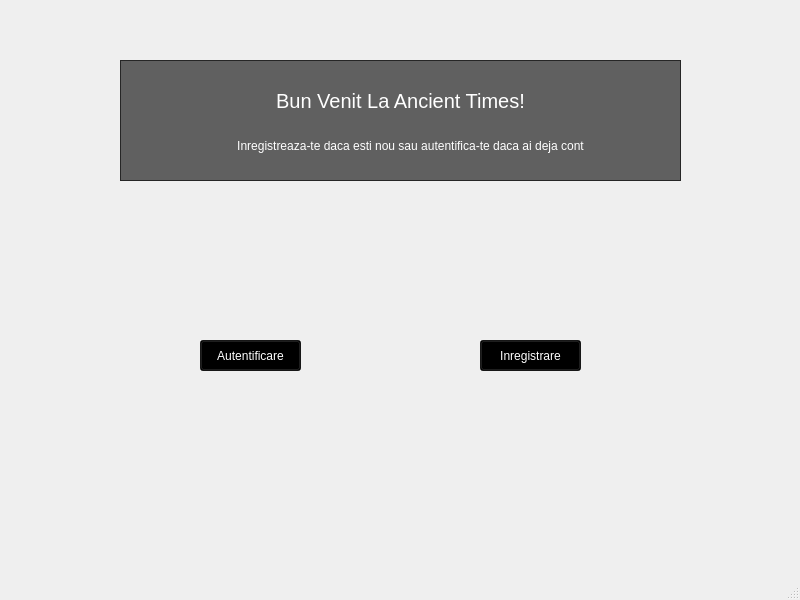
Above: ACl/AncientClient/mainwindow.ui from marcu26/POO_proiect before the change. Below: the same form after it.
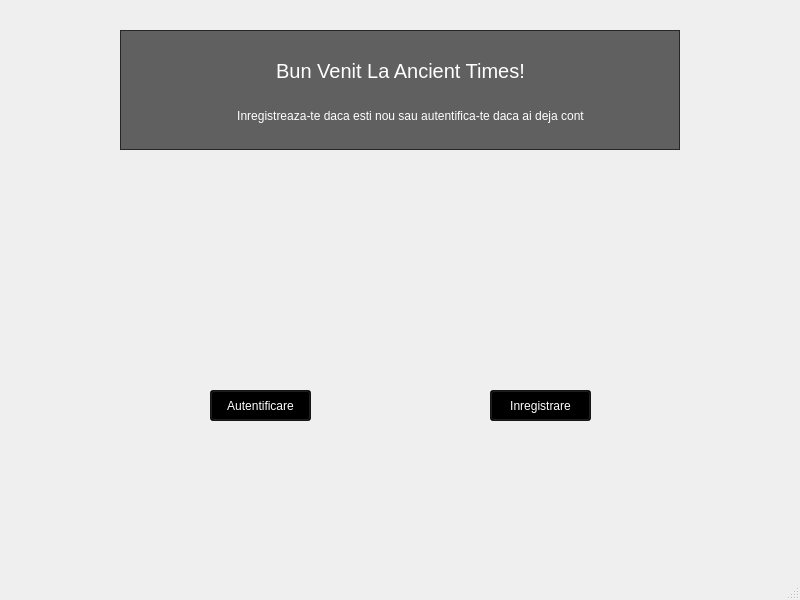
That is the form after the change.

What changed in the file:
```diff
--- a/ACl/AncientClient/mainwindow.ui
+++ b/ACl/AncientClient/mainwindow.ui
@@ -10,8 +10,17 @@
     <height>600</height>
    </rect>
   </property>
-  <property name="contextMenuPolicy">
-   <enum>Qt::DefaultContextMenu</enum>
+  <property name="minimumSize">
+   <size>
+    <width>800</width>
+    <height>600</height>
+   </size>
+  </property>
+  <property name="maximumSize">
+   <size>
+    <width>800</width>
+    <height>600</height>
+   </size>
   </property>
   <property name="windowTitle">
    <string>MainWindow</string>
@@ -20,8 +29,8 @@
    <widget class="QPushButton" name="LogInB">
     <property name="geometry">
      <rect>
-      <x>200</x>
-      <y>340</y>
+      <x>210</x>
+      <y>390</y>
       <width>101</width>
       <height>31</height>
      </rect>
@@ -37,8 +46,8 @@
    <widget class="QPushButton" name="SingInB">
     <property name="geometry">
      <rect>
-      <x>480</x>
-      <y>340</y>
+      <x>490</x>
+      <y>390</y>
       <width>101</width>
       <height>31</height>
      </rect>
@@ -55,9 +64,9 @@
     <property name="geometry">
      <rect>
       <x>120</x>
-      <y>60</y>
-      <width>561</width>
-      <height>121</height>
+      <y>30</y>
+      <width>560</width>
+      <height>120</height>
      </rect>
     </property>
     <property name="styleSheet">
```
Left out of the diff: 3 changed lines with no effect on the pictures.
